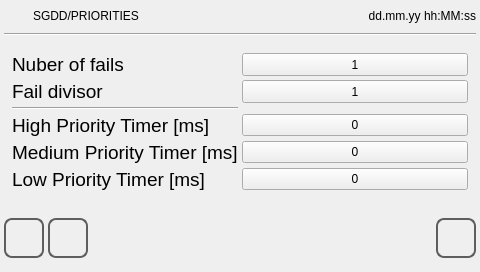
The window that qt_templates/ATCM-template-project/sgdd.ui (MECTsrl/mect_plugins) describes before a commit, drawn with Qt 5.
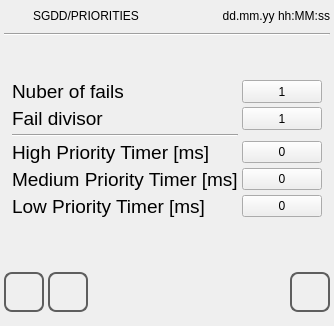
The same window after the commit. Icons and pictures are not drawn.

```diff
--- a/qt_templates/ATCM-template-project/sgdd.ui
+++ b/qt_templates/ATCM-template-project/sgdd.ui
@@ -6,8 +6,7 @@
    <rect>
     <x>0</x>
     <y>0</y>
-    <width>480</width>
-    <height>272</height>
+    %Model%
    </rect>
   </property>
   <property name="minimumSize">
```
